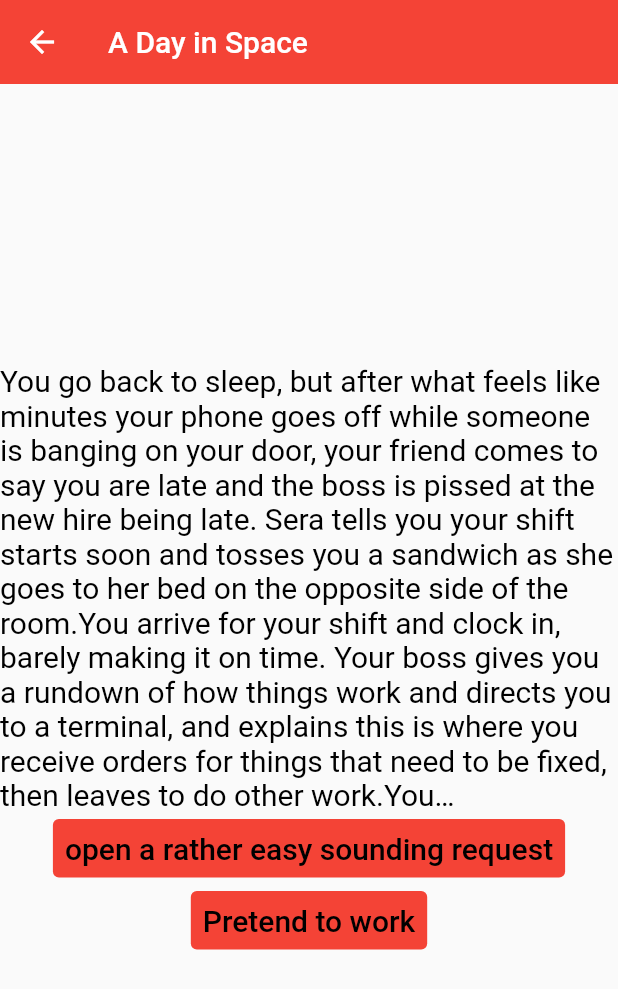
After one commit to Grave2363/Interactive_Story, a Flutter app: the A_Day_in_Space screen opened directly, after a tap on "Go back to sleep", on a phone screen of 412 x 824 dp. The commit adds this screen. Shown: the top 989 px of the screen. Run offline on Flutter 3.47's test engine with Material 2 defaults, Android fonts, the phone set to English and light mode, and no system bars; our stand-ins replace flutter_spinkit.

Commit message:
Revert "created"
This reverts commit 816d7292e70e0d84168665d3b6956a5cceb2a33d.

```diff
--- /dev/null
+++ b/lib/Stories/A Day in Space/A Day in Space.dart
@@ -0,0 +1,95 @@
+import 'package:flutter/material.dart';
+import 'package:interactive_story/Stories/A%20Day%20in%20Space/SpaceChoice1.dart';
+
+class A_Day_in_Space extends StatefulWidget {
+  const A_Day_in_Space({Key? key}) : super(key: key);
+
+  @override
+  _A_Day_in_SpaceState createState() => _A_Day_in_SpaceState();
+}
+
+class _A_Day_in_SpaceState extends State<A_Day_in_Space> {
+  String display = 'You awake in your cabin, greeted by an alarm echoing through the room. The curtain that once obscured your small window pulls back automatically, revealing the pitch emptiness of space. You….';
+  String choice1 = 'Prepare for the day';
+  String choice2 = 'Go back to sleep';
+  String nextDisplayA = 'You throw on your engineer uniform and go prepare for your first day working abroad the U.S.S.  Azure Star.After you get ready you give your room a look over, ensuring you have everything you need to get around the ship.You leave your room to go meet Sera in the mess hall to grab something to eat before your shift begins. You both eat a sandwich and see eachother off as you go to start your shift. You arrive for your shift and clock in on time. Your boss gives you a rundown of how things work and directs you to a terminal, and explains this is where you receive orders for things that need to be fixed, then leaves to do other work.You…';
+  String nextChoice1A = 'open a rather easy sounding request';
+  String nextChoice2A = 'Pretend to work';
+  String nextDisplayB = 'You go back to sleep, but after what feels like minutes your phone goes off while someone is banging on your door, your friend comes to say you are late and the boss is pissed at the new hire being late. Sera tells you your shift starts soon and tosses you a sandwich as she goes to her bed on the opposite side of the room.You arrive for your shift and clock in, barely making it on time. Your boss gives you a rundown of how things work and directs you to a terminal, and explains this is where you receive orders for things that need to be fixed, then leaves to do other work.You…';
+  String nextChoice1B = 'open a rather easy sounding request';
+  String nextChoice2B = 'Pretend to work';
+  @override
+  Widget build(BuildContext context) {
+    return Scaffold(
+      appBar: AppBar(
+        backgroundColor: Colors.red,
+        elevation: 0.0,
+        title: Text('A Day in Space'),
+      ),
+      body: Center(
+          child: SingleChildScrollView(
+            child: Column(
+              mainAxisAlignment: MainAxisAlignment.center,
+              children: <Widget>[
+                Text( display, style: TextStyle(color: Colors.black, fontSize: 20)),
+                TextButton(
+                  style: ButtonStyle(
+                    backgroundColor: MaterialStateProperty.all<Color>(Colors.red),
+                  ),
+                  child: Text(choice1, style: TextStyle(color: Colors.black, fontSize: 20)),
+                  onPressed: () async {
+                    await Navigator.of(context).push(MaterialPageRoute(
+                        builder: (context) => SpaceChoice1(choice1: nextChoice1A, choice2: nextChoice2A, display: nextDisplayA,)
+                    ),
+                    );
+                  },
+                ),
+                TextButton(
+                  style: ButtonStyle(
+                    backgroundColor: MaterialStateProperty.all<Color>(Colors.red),
+                  ),
+                  child: Text(choice2, style: TextStyle(color: Colors.black, fontSize: 20)),
+                  onPressed: () async {
+                    await Navigator.of(context).push(MaterialPageRoute(
+                        builder: (context) => SpaceChoice1(choice1: nextChoice1B, choice2: nextChoice2B, display: nextDisplayB,)
+                    ),
+                    );
+                  },
+                ),
+              ],
+            ),
+          )
+      ),
+    );
+  }
+}
+/*
+
+A: open a rather easy sounding request +2
+B: Pretend to work -2
+
+If Pretend to work:
+You fiddle with some small pieces of what look like scrap, but after a few moments sparks fly leaving your hands cut and burned.
+
+If A:
+You find a rather simple request, the cafeterias oven had stopped working. So you grab some tools and materials and get to work.
+Else B:
+You arrive at the infirmary and they treat your hands. After the doc treats your hands they mention how the items you damaged your hands with may cause health issues and to see them if you notice anything
+
+Choices for B else:
+A: back to work
+B: Something strange starts happening
+
+If A:
+You work in the cafeteria, doing simple work but your hands never truly recover. You always feel irritated and in pain when doing anything, and you think it may be spreading beyond your hands.
+Else:
+You soon realize that your hands start to corrode, fearing the worst you are expelled out the airlock
+
+Choices for A:
+You arrive at the cafeteria and enter the kitchen . Apparently the oven isn’t heating up, so you open the back panel to find a jumble of wires and coils. You…
+A: Remove some cables, what could go wrong
+Result : You remove or reconfigure some redundant looking wires, then when testing the oven the door melts, and you quickly cut the power to the oven, and killing the sub breaker for the kitchen. Good luck explaining this to your boss Failure
+B: Replace a few coils
+Result : You replace some burnt out coils, then test the oven. It appears to be in working order. With that you take a few more jobs and start to enjoy your life, and you may have gotten to meet some aliens too, but only you know what happened right.
+
+ */
--- /dev/null
+++ b/lib/Stories/A Day in Space/SpaceChoice1.dart
@@ -0,0 +1,71 @@
+import 'package:flutter/material.dart';
+
+import 'SpaceChoice2.dart';
+
+class SpaceChoice1 extends StatefulWidget {
+  final choice1 ;
+  final choice2 ;
+  final display ;
+  const SpaceChoice1({Key? key, this.choice1, this.choice2, this.display}) : super(key: key);
+
+  @override
+  _SpaceChoice1State createState() => _SpaceChoice1State();
+}
+
+class _SpaceChoice1State extends State<SpaceChoice1> {
+  String displayA = 'You find a rather simple request, the cafeterias oven had stopped working. So you grab some tools and materials and get to work. You make your way to the cafeteria and enter the kitchen . Apparently the oven isn’t heating up, so you open the back panel to find a jumble of wires and coils. You…';
+  String choice1A = 'Remove some cables, what could go wrong';
+  String choice2A = 'Replace a few coils';
+  String displayB = 'You arrive at the infirmary and they treat your hands. After the doc treats your hands they mention how the items you damaged your hands with may cause health issues and to see them if you notice anything ';
+  String choice1B = 'back to work';
+  String choice2B = 'Something strange starts happening';
+  String resA = 'You remove or reconfigure some redundant looking wires, then when testing the oven the door melts, and you quickly cut the power to the oven, and killing the sub breaker for the kitchen. Good luck explaining this to your boss.';
+  String resB = 'You replace some burnt out coils, then test the oven. It appears to be in working order. With that you take a few more jobs and start to enjoy your life, and you may have gotten to meet some aliens too, but only you know what happened right.';
+  String resC = 'You work in the cafeteria, doing simple work but your hands never truly recover. You always feel irritated and in pain when doing anything, and you think it may be spreading beyond your hands, but you keep it secret as best as you can.';
+  String resD = 'You soon realize that your hands start to corrode, fearing the worst the doc and security expel you from the ship via the airlock';
+
+  @override
+  Widget build(BuildContext context) {
+    return Scaffold(
+      appBar: AppBar(
+        backgroundColor: Colors.red,
+        elevation: 0.0,
+        title: Text('A Day in Space'),
+      ),
+      body: Center(
+          child: SingleChildScrollView(
+            child: Column(
+              mainAxisAlignment: MainAxisAlignment.center,
+              children: <Widget>[
+                Text( widget.display, style: TextStyle(color: Colors.black, fontSize: 20)),
+                TextButton(
+                  style: ButtonStyle(
+                    backgroundColor: MaterialStateProperty.all<Color>(Colors.red),
+                  ),
+                  child: Text(widget.choice1, style: TextStyle(color: Colors.black, fontSize: 20)),
+                  onPressed: () async {
+                    await Navigator.of(context).push(MaterialPageRoute(
+                        builder: (context) => SpaceChoice2(display: displayA, choice1: choice1A, choice2: choice2A, res1: resA, res2: resB,)
+                    ),
+                    );
+                  },
+                ),
+                TextButton(
+                  style: ButtonStyle(
+                    backgroundColor: MaterialStateProperty.all<Color>(Colors.red),
+                  ),
+                  child: Text(widget.choice2, style: TextStyle(color: Colors.black, fontSize: 20)),
+                  onPressed: () async {
+                    await Navigator.of(context).push(MaterialPageRoute(
+                        builder: (context) => SpaceChoice2(display: displayB, choice2: choice2B, choice1: choice1B,res1: resC, res2:  resD,)
+                    ),
+                    );
+                  },
+                ),
+              ],
+            ),
+          )
+      ),
+    );
+  }
+}
--- a/lib/Quizes/main.dart
+++ b/lib/main.dart
@@ -1,7 +1,5 @@
 import 'package:flutter/material.dart';
-
-import 'Quiz01/Quiz_01_Q1.dart';
-
+import 'package:interactive_story/Stories/A%20Day%20in%20Space/A%20Day%20in%20Space.dart';
 
 void main() {
   runApp(MyApp());
@@ -35,7 +33,7 @@ class _MyHomePageState extends State<MyHomePage> {
       appBar: AppBar(
         backgroundColor: Colors.red,
         elevation: 0.0,
-        title: Text('Quiz Game'),
+        title: Text('Interactive Stories'),
       ),
       body: Center(
         child: SingleChildScrollView(
@@ -46,10 +44,10 @@ class _MyHomePageState extends State<MyHomePage> {
                 style: ButtonStyle(
                   backgroundColor: MaterialStateProperty.all<Color>(Colors.red),
                 ),
-                child: Text('Quiz 1', style: TextStyle(color: Colors.black, fontSize: 20)),
+                child: Text('A Day in Space', style: TextStyle(color: Colors.black, fontSize: 20)),
                 onPressed: () async {
                   await Navigator.of(context).push(MaterialPageRoute(
-                      builder: (context) => Quiz_01_Q1()
+                      builder: (context) => A_Day_in_Space()
                   ),
                   );
                 },
```
Also changed, not shown: lib/Quizes/Quiz01/Quiz_01_Q1.dart (deleted, +0 -85 lines), lib/Stories/A Day in Space/SpaceChoice2.dart (added, +60 -0 lines), lib/Stories/A Day in Space/SpaceFinal.dart (added, +44 -0 lines), 3 other files.
